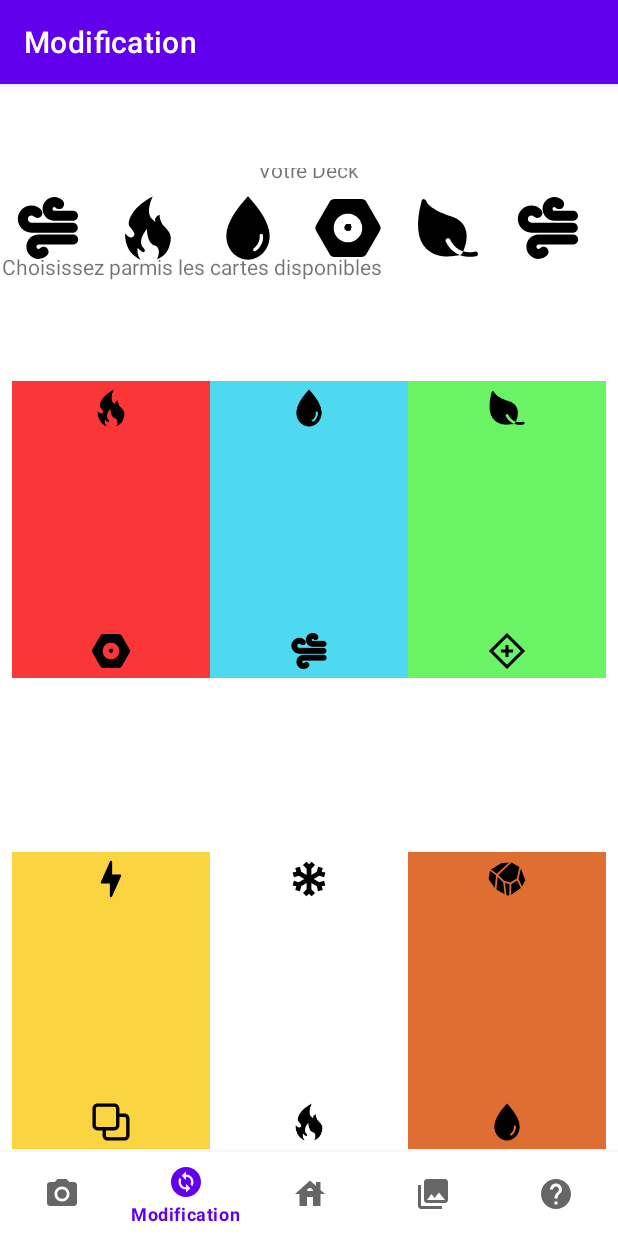
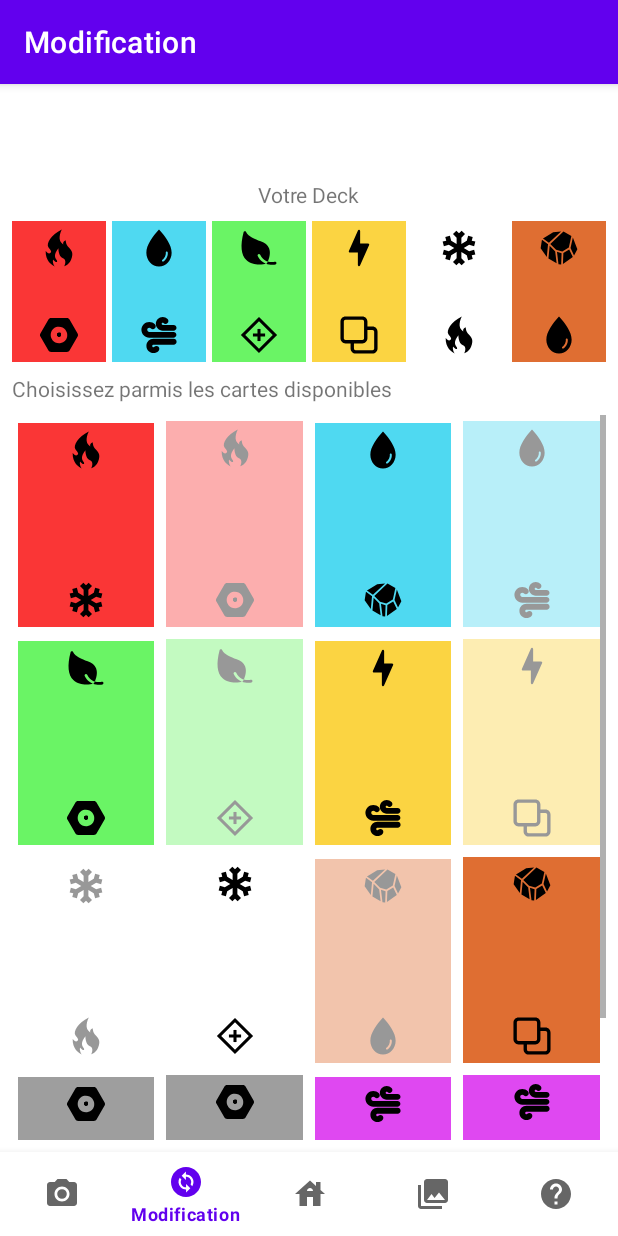
Before and after one commit to ArthurLeo04/AppMobile, an Android app: the CollectionFragment screen opened through its navigation route, item 2 of the bottom bar chosen, on a phone screen of 412 x 824 dp. Run offline under Robolectric (Android 15) with nearby library versions, the phone set to English and light mode, and no system bars; our stand-ins replace Room's generated code, navigation-ui.

Commit message:
Collection et modification ok

```diff
--- a/app/src/main/java/com/example/picturetocard/GameActivity.kt
+++ b/app/src/main/java/com/example/picturetocard/GameActivity.kt
@@ -20,6 +20,7 @@ import android.widget.PopupMenu
 import android.widget.TextView
 import androidx.appcompat.app.AlertDialog
 import androidx.appcompat.app.AppCompatActivity
+import androidx.constraintlayout.widget.ConstraintLayout
 import androidx.core.content.ContextCompat
 import com.example.picturetocard.PictureToCard
 import com.example.picturetocard.R
@@ -172,7 +173,7 @@ class GameActivity : AppCompatActivity() {
 
         }
         else {
-            val frameLayout = findViewById<FrameLayout>(R.id.pileDisplay)
+            val frameLayout = findViewById<ConstraintLayout>(R.id.pileDisplay)
             frameLayout.removeAllViews()
         }
     }
--- /dev/null
+++ b/app/src/main/java/com/example/picturetocard/database/CardComparator.kt
@@ -0,0 +1,13 @@
+package com.example.picturetocard.database
+
+class CardComparator : Comparator<CardEntity> {
+
+    override fun compare(p0: CardEntity, p1: CardEntity): Int { // Compare deux cartes
+        val firstComparison = p0.color.compareTo(p1.color)
+        return if (firstComparison != 0) {
+            firstComparison
+        } else {
+            p0.effet.compareTo(p1.effet)
+        }
+    }
+}
--- a/app/src/main/java/com/example/picturetocard/database/CardEntity.kt
+++ b/app/src/main/java/com/example/picturetocard/database/CardEntity.kt
@@ -20,6 +20,8 @@ data class CardEntity (
     var id: Int = 0
 
     fun toCard() : Card {
-        return Card(Colors.fromInt(color), Effets.fromInt(effet))
+        val res = Card(Colors.fromInt(color), Effets.fromInt(effet), id = id)
+        if (imagePath.isNotEmpty()) res.setImageBitmap(imagePath) // On ajoute l'image
+        return res
     }
 }
--- a/app/src/main/java/com/example/picturetocard/game/Card.kt
+++ b/app/src/main/java/com/example/picturetocard/game/Card.kt
@@ -1,11 +1,23 @@
 package com.example.picturetocard.game
 
 import android.graphics.Bitmap
+import android.graphics.BitmapFactory
 import android.os.Parcelable
 import android.os.Parcel
+import java.io.File
 
 class Card(
     val color: Colors,
     val effet: Effets,
-    val imageBitmap: Bitmap? = null
-)
+    var imageBitmap: Bitmap? = null,
+    val id : Int = 0
+) {
+    fun setImageBitmap(filePath: String) {
+        val file = File(filePath)
+        if (file.exists()) {
+            val options = BitmapFactory.Options()
+            options.inPreferredConfig = Bitmap.Config.ARGB_8888
+            imageBitmap = BitmapFactory.decodeFile(file.absolutePath, options)
+        }
+    }
+}
--- a/app/src/main/java/com/example/picturetocard/game/GameViewModel.kt
+++ b/app/src/main/java/com/example/picturetocard/game/GameViewModel.kt
@@ -261,6 +261,7 @@ class GameManager(
 
         // Remettre le score à 0
         score = 0
+        progressMatch = 0
 
         // Redonner le power up au joueurs
         playerUsedPowerUp = false
--- /dev/null
+++ b/app/src/main/java/com/example/picturetocard/ui/CardAdapter.kt
@@ -0,0 +1,91 @@
+package com.example.picturetocard.ui
+
+import android.view.LayoutInflater
+import android.view.View
+import android.view.ViewGroup
+import androidx.recyclerview.widget.RecyclerView
+import com.example.picturetocard.R
+import com.example.picturetocard.database.CardDatabase
+import com.example.picturetocard.database.CardEntity
+import com.example.picturetocard.database.CardInDeckEntity
+import com.example.picturetocard.ui.game.CarteFragment
+import com.example.picturetocard.ui.modification.ModificationFragment
+import kotlinx.coroutines.GlobalScope
+import kotlinx.coroutines.launch
+
+class CardAdapter(
+    private val cardList : List<CardEntity>,
+    private val database: CardDatabase,
+    private val deckId: Int,
+    private val modificationFragment: ModificationFragment? = null
+) : RecyclerView.Adapter<CardAdapter.ViewHolder>() {
+    private val listHolders = mutableListOf<ViewHolder>()
+
+    class ViewHolder(itemView: View) : RecyclerView.ViewHolder(itemView) {
+
+        suspend fun setAlpha(database : CardDatabase, deckId : Int, cardEntity: CardEntity) {
+            if (database.dao().isInDeck(deckId, cardEntity.id)) {
+                itemView.alpha = 0.4f
+            }
+            else {
+                itemView.alpha = 1f
+            }
+        }
+
+        fun addClick(
+            database: CardDatabase,
+            cardEntity: CardEntity,
+            deckId: Int,
+            modificationFragment: ModificationFragment
+        ) {
+            itemView.setOnClickListener {
+                GlobalScope.launch {
+                    if (!database.dao()
+                            .isInDeck(deckId, cardEntity.id)
+                    ) { // La carte n'est pas déjà dans le deck
+                        if (database.dao()
+                                .getCardsInDeck(deckId).size < 6
+                        ) { // Le deck n'est pas plein
+                            database.dao().insertCardInDeck(CardInDeckEntity(deckId, cardEntity.id))
+                            itemView.alpha = 0.4f
+                            modificationFragment.refreshDeck()
+                        }
+                    }
+                }
+            }
+        }
+
+
+    }
+
+    override fun onCreateViewHolder(parent: ViewGroup, viewType: Int): ViewHolder {
+        val itemView = LayoutInflater.from(parent.context).inflate(R.layout.card, parent, false)
+        val view = ViewHolder(itemView)
+        listHolders.add(view)
+        return view
+    }
+
+    override fun onBindViewHolder(holder: ViewHolder, position: Int) {
+        // Met à jour la vue de la carte avec les infos genre couleur, effet et image
+        CarteFragment.setInfosOnView(holder.itemView, cardList[position].toCard(), holder.itemView.context, 1f)
+
+        if (modificationFragment != null) {
+            // Met à jour l'alpha
+            GlobalScope.launch {
+                holder.setAlpha(database, deckId, cardList[position])
+            }
+            holder.addClick(database, cardList[position], deckId, modificationFragment)
+        }
+    }
+
+    override fun getItemCount(): Int {
+        return cardList.size
+    }
+
+    suspend fun refresh() {
+        for (position in listHolders.indices) {
+            listHolders[position].setAlpha(database, deckId, cardList[position])
+        }
+    }
+
+}
--- a/app/src/main/java/com/example/picturetocard/ui/CollectionManager.kt
+++ b/app/src/main/java/com/example/picturetocard/ui/CollectionManager.kt
@@ -4,36 +4,50 @@ import android.content.Context
 import android.view.View
 import android.widget.FrameLayout
 import android.widget.GridLayout
+import androidx.core.view.children
+import androidx.fragment.app.Fragment
 import androidx.fragment.app.FragmentManager
-import androidx.room.RoomDatabase
+import androidx.recyclerview.widget.GridLayoutManager
+import androidx.recyclerview.widget.RecyclerView
+import com.example.picturetocard.R
+import com.example.picturetocard.database.CardComparator
 import com.example.picturetocard.database.CardDatabase
+import com.example.picturetocard.database.CardEntity
+import com.example.picturetocard.ui.game.CarteFragment
+import com.example.picturetocard.ui.modification.ModificationFragment
+import java.util.Collections
 
-class CollectionManager {
 
-    companion object {
+open class CollectionManager : Fragment() {
 
-        suspend fun fillCollection(database: CardDatabase, context: Context, fragmentManager: FragmentManager, gridLayout: GridLayout) {
+    lateinit var recyclerView: RecyclerView
 
-            val cards = database.dao().getAllEntities()
+    suspend fun fillCollection(database: CardDatabase, view: View, idRecyclerView: Int,
+                               modifcationFragment : ModificationFragment? = null) {
+        recyclerView = view.findViewById(idRecyclerView)
 
-            //rempli le gridLayout
-            for (i in cards.indices) {
-                // Crée un containerId
-                val containerId = View.generateViewId()
-                // Crée un frame layout
-                val frameLayout = FrameLayout(context)
-                frameLayout.id = containerId
-                val params = GridLayout.LayoutParams()
-                params.columnSpec = GridLayout.spec(GridLayout.UNDEFINED, 1f)
-                params.rowSpec = GridLayout.spec(GridLayout.UNDEFINED, 1f)
-                frameLayout.layoutParams = params
-                // Ajoute un cardFragment
-                CardFragmentManager.setCardFrame(supportFragmentManager = fragmentManager,
-                    containerId, cards[i].toCard())
+        val nbeColomn = if (modifcationFragment != null) 4 else 2
+        val layoutManager: RecyclerView.LayoutManager = GridLayoutManager(requireContext(), nbeColomn)
 
-                gridLayout.addView(frameLayout)
-            }
-        }
+        recyclerView.layoutManager = layoutManager
 
+        recyclerView.addItemDecoration(
+            MarginItemDecoration(6)
+        )
+
+        val cards = database.dao().getAllEntities()
+        val deckId = database.dao().getIdFromFirstDeck()
+
+        // Trier la liste des cartes
+        Collections.sort(cards, CardComparator())
+
+        val adapter = CardAdapter(cards, database, deckId, modifcationFragment)
+        recyclerView.adapter = adapter
     }
+
+
+    suspend fun refreshCollection() {
+        (recyclerView.adapter as CardAdapter).refresh()
+    }
+
 }
--- /dev/null
+++ b/app/src/main/java/com/example/picturetocard/ui/MarginItemDecoration.kt
@@ -0,0 +1,20 @@
+package com.example.picturetocard.ui
+
+import android.graphics.Rect
+import android.view.View
+import androidx.recyclerview.widget.RecyclerView
+
+class MarginItemDecoration(private val spaceSize: Int) : RecyclerView.ItemDecoration() {
+    override fun getItemOffsets(
+        outRect: Rect, view: View,
+        parent: RecyclerView,
+        state: RecyclerView.State
+    ) {
+        with(outRect) {
+            top = spaceSize
+            left = spaceSize
+            right = spaceSize
+            bottom = spaceSize
+        }
+    }
+}
--- a/app/src/main/java/com/example/picturetocard/ui/collection/CollectionFragment.kt
+++ b/app/src/main/java/com/example/picturetocard/ui/collection/CollectionFragment.kt
@@ -4,24 +4,13 @@ import android.os.Bundle
 import android.view.LayoutInflater
 import android.view.View
 import android.view.ViewGroup
-import android.widget.FrameLayout
-import android.widget.GridLayout
-import android.widget.ImageView
-import androidx.fragment.app.Fragment
+import com.example.picturetocard.PictureToCard
 import com.example.picturetocard.R
+import com.example.picturetocard.ui.CollectionManager
+import kotlinx.coroutines.GlobalScope
+import kotlinx.coroutines.launch
 
-class CollectionFragment : Fragment() {
-
-    private val numberOfContainers = 6 // Remplacez cela par la variable dont vous disposez
-
-    private val iconResIds = intArrayOf(
-        R.drawable.air,
-        R.drawable.feu,
-        R.drawable.eau,
-        R.drawable.metal,
-        R.drawable.nature,
-        R.drawable.air
-    ) // Remplacez cela par les identifiants de ressources de vos icônes
+class CollectionFragment : CollectionManager() {
 
     override fun onCreateView(
         inflater: LayoutInflater,
@@ -29,32 +18,14 @@ class CollectionFragment : Fragment() {
         savedInstanceState: Bundle?
     ): View? {
         val view = inflater.inflate(R.layout.fragment_collection, container, false)
-        val gridLayout = view.findViewById<GridLayout>(R.id.gridLayout)
 
-        for (i in 0 until numberOfContainers) {
-            val containerId = View.generateViewId()
-            val frameLayout = FrameLayout(requireContext())
-            frameLayout.id = containerId
-            val params = GridLayout.LayoutParams()
-            params.columnSpec = GridLayout.spec(GridLayout.UNDEFINED, 1f)
-            params.rowSpec = GridLayout.spec(GridLayout.UNDEFINED, 1f)
-            frameLayout.layoutParams = params
+        val database = (requireActivity().application as PictureToCard).database
 
-            // Ajoutez un ImageView à chaque conteneur avec l'icône correspondante
-            val imageView = ImageView(requireContext())
-            imageView.setImageResource(iconResIds[i])
-
-            // Définissez la taille des ImageView ici (par exemple, 48dp x 48dp)
-            val imageSize = resources.getDimensionPixelSize(R.dimen.icon_size)
-            imageView.layoutParams = ViewGroup.LayoutParams(imageSize, imageSize)
-
-            frameLayout.addView(imageView)
-
-            gridLayout.addView(frameLayout)
+        GlobalScope.launch {
+            fillCollection(database, view, R.id.recyclerCollection)
         }
-
-
 
         return view
     }
+
 }
--- a/app/src/main/java/com/example/picturetocard/ui/game/CarteFragment.kt
+++ b/app/src/main/java/com/example/picturetocard/ui/game/CarteFragment.kt
@@ -1,5 +1,6 @@
 package com.example.picturetocard.ui.game
 
+import android.content.Context
 import android.graphics.Bitmap
 import android.os.Bundle
 import android.util.Log
@@ -23,7 +24,7 @@ import kotlinx.coroutines.flow.collect
 import kotlinx.coroutines.launch
 
 class CarteFragment(
-    private val card: Card,
+    private var card: Card,
     private val gameManager: GameManager? = null,
     private val positionInList: Int? = null
 ) : Fragment() {
@@ -35,23 +36,31 @@ class CarteFragment(
         // Gonfler le fichier XML de la carte
         view = inflater.inflate(R.layout.card, container, false)
 
+        fond = setInfosOnView(view, card, requireContext(), cardAlpha)
+
+        addClick()
+
+        return view
+    }
+
+    companion object {
+        fun setInfosOnView(view : View, card: Card, context : Context, cardAlpha : Float) : ConstraintLayout {
             // Obtenir les références des ImageView
             val imageView = view.findViewById<ImageView>(R.id.imageView)
             val couleurView = view.findViewById<ImageView>(R.id.couleurView)
             val effetView = view.findViewById<ImageView>(R.id.effetView)
-        fond = view.findViewById(R.id.fond)
+            val fond = view.findViewById<ConstraintLayout>(R.id.fond)
 
             couleurView.setImageResource(Colors.getIdFromColor(card.color))
             effetView.setImageResource(Effets.getIdFromEffet(card.effet))
 
             imageView.setImageBitmap(card.imageBitmap)
-        fond.setBackgroundColor(ContextCompat.getColor(requireContext(),
+            fond.setBackgroundColor(ContextCompat.getColor(context,
                 Colors.getStyleFromColor(card.color) ))
             fond.alpha = cardAlpha
 
-        addClick()
-
-        return view
+            return fond
+        }
     }
 
     private fun addClick() {
@@ -62,8 +71,6 @@ class CarteFragment(
                 }
             }
         }
-
-
     }
 
     fun setAlpha(alpha: Float) {
@@ -73,7 +80,16 @@ class CarteFragment(
         }
     }
 
+    fun getAlpha() : Float {return cardAlpha}
+
     fun getCard() : Card {
         return card
     }
+
+    fun setCard(card: Card, alpha: Float = 1f) {
+        this.card = card
+        setAlpha(alpha)
+        setInfosOnView(view, card, requireContext(), alpha)
+        addClick()
     }
+}
--- a/app/src/main/java/com/example/picturetocard/ui/modification/ModificationFragment.kt
+++ b/app/src/main/java/com/example/picturetocard/ui/modification/ModificationFragment.kt
@@ -8,9 +8,14 @@ import android.widget.FrameLayout
 import android.widget.GridLayout
 import android.widget.ImageView
 import androidx.fragment.app.Fragment
+import androidx.fragment.app.FragmentManager
 import androidx.lifecycle.lifecycleScope
 import com.example.picturetocard.PictureToCard
 import com.example.picturetocard.R
+import com.example.picturetocard.database.CardComparator
+import com.example.picturetocard.database.CardDatabase
+import com.example.picturetocard.database.CardEntity
+import com.example.picturetocard.database.CardInDeckEntity
 import com.example.picturetocard.game.Card
 import com.example.picturetocard.game.Colors
 import com.example.picturetocard.game.Effets
@@ -19,65 +24,105 @@ import com.example.picturetocard.ui.CollectionManager
 import com.example.picturetocard.ui.game.CarteFragment
 import kotlinx.coroutines.GlobalScope
 import kotlinx.coroutines.launch
+import java.util.Collections
 
-class ModificationFragment : Fragment() {
+class ModificationFragment : CollectionManager() {
 
-    private val handize = 6 // Remplacez cela par la variable dont vous disposez
+    private val deckFrameIds = intArrayOf(
+        R.id.carte1,
+        R.id.carte2,
+        R.id.carte3,
+        R.id.carte4,
+        R.id.carte5,
+        R.id.carte6
+    )
 
-    private val iconResIds = intArrayOf(
-        R.drawable.air,
-        R.drawable.feu,
-        R.drawable.eau,
-        R.drawable.metal,
-        R.drawable.nature,
-        R.drawable.air
-    ) // Remplacez cela par les identifiants de ressources de vos icônes
+    private lateinit var database : CardDatabase
+    private lateinit var view: View
+    private val listFragments = mutableListOf<CarteFragment>()
 
     override fun onCreateView(
         inflater: LayoutInflater,
         container: ViewGroup?,
         savedInstanceState: Bundle?
-    ): View? {
-        val view = inflater.inflate(R.layout.fragment_modification, container, false)
+    ): View {
+        view = inflater.inflate(R.layout.fragment_modification, container, false)
 
         //// Partie collection
 
-        // Trouver la GridLayout dans le nouveau layout
-        val gridLayout = view.findViewById<GridLayout>(R.id.gridLayout)
+        // Récupére les cartes
+        database = (requireActivity().application as PictureToCard).database
 
-        // Récupére les cartes
-        val database = (requireActivity().application as PictureToCard).database
-
+        val modificationFragment = this
         GlobalScope.launch {
-            CollectionManager.fillCollection(database, requireContext(), parentFragmentManager, gridLayout)
-        }
-
-        /////// Partie Deck
-
-        //Rempli les 6 Frame du deck
-        val deckFrameIds = intArrayOf(
-            R.id.carte1,
-            R.id.carte2,
-            R.id.carte3,
-            R.id.carte4,
-            R.id.carte5,
-            R.id.carte6
-        )
-
-        for (i in 0 until handize) {
-            val frameLayout = view.findViewById<FrameLayout>(deckFrameIds[i])
-
-            // Ajoutez un ImageView à chaque conteneur avec l'icône correspondante
-            val imageView = ImageView(requireContext())
-            imageView.setImageResource(iconResIds[i])
-
-            // Définissez la taille des ImageView ici (par exemple, 48dp x 48dp)
-            val imageSize = resources.getDimensionPixelSize(R.dimen.icon_size)
-            imageView.layoutParams = ViewGroup.LayoutParams(imageSize, imageSize)
-
-            frameLayout.addView(imageView)
+            fillCollection(database, view, R.id.recyclerModification , modifcationFragment = modificationFragment)
+            fillDeckView()
         }
 
         return view
     }
+
+    suspend fun fillDeckView() {
+
+        val deckId = database.dao().getIdFromFirstDeck()
+
+        // Récupére les ids
+
+
+        //Récupére le deck de 6 cartes
+        val cards = database.dao().getCardsInDeck(deckId)
+
+        // Trier la liste des cartes
+        Collections.sort(cards, CardComparator())
+
+        for (i in cards.indices) {
+            createFragmentForLayout(deckFrameIds[i], deckId, cards[i])
+        }
+
+    }
+
+    private fun createFragmentForLayout(idView : Int, deckId : Int, cardEntity: CardEntity) {
+        val layout : FrameLayout = view.findViewById(idView)
+
+        val carteFragment = CardFragmentManager.setCardFrame(supportFragmentManager = parentFragmentManager,
+            idView, cardEntity.toCard())
+
+        listFragments.add(carteFragment)
+
+        // Add click
+        layout.setOnClickListener {
+            GlobalScope.launch {
+                // On retire la carte du deck,
+                database.dao().deleteCardInDeck(deckId, carteFragment.getCard().id)
+
+                refreshDeck()
+                refreshCollection() // On met à jour l'affichage de la collection
+            }
+        }
+    }
+
+    suspend fun refreshDeck() {
+        // Retire de l'affichage toutes les vues puis les remets
+        for (fragment in listFragments) {
+            fragment.setAlpha(0f)
+        }
+
+        val deckId = database.dao().getIdFromFirstDeck()
+
+        //Récupére le deck de 6 cartes
+        val cards = database.dao().getCardsInDeck(deckId)
+
+        // Trier la liste des cartes
+        Collections.sort(cards, CardComparator())
+
+        for (i in cards.indices) {
+            if (i < listFragments.size) {
+                listFragments[i].setCard(cards[i].toCard())
+            }
+            else { // On dois créer la vue
+                createFragmentForLayout(deckFrameIds[i], deckId, cards[i])
+            }
+        }
+    }
+
 }
--- a/app/src/main/res/layout/card.xml
+++ b/app/src/main/res/layout/card.xml
@@ -2,8 +2,12 @@
 <androidx.constraintlayout.widget.ConstraintLayout xmlns:android="http://schemas.android.com/apk/res/android"
     xmlns:app="http://schemas.android.com/apk/res-auto"
     xmlns:tools="http://schemas.android.com/tools"
+    android:id="@+id/cardLayout"
     android:layout_width="match_parent"
-    android:layout_height="match_parent">
+    android:layout_height="wrap_content"
+    android:foregroundGravity="center"
+    app:layout_anchorGravity="center"
+    app:layout_gravity="center">
 
     <androidx.constraintlayout.widget.ConstraintLayout
         android:id="@+id/fond"
@@ -11,11 +15,14 @@
         android:layout_height="0dp"
         android:alpha="1"
         android:background="#2A7D85"
+        android:foregroundGravity="center"
         app:layout_constraintBottom_toBottomOf="parent"
         app:layout_constraintDimensionRatio="h,2:3"
         app:layout_constraintEnd_toEndOf="parent"
+        app:layout_constraintHorizontal_bias="0.0"
         app:layout_constraintStart_toStartOf="parent"
-        app:layout_constraintTop_toTopOf="parent">
+        app:layout_constraintTop_toTopOf="parent"
+        app:layout_constraintVertical_bias="1.0">
 
         <!-- Votre layout de carte existant -->
         <ImageView
--- a/app/src/main/res/layout/fragment_modification.xml
+++ b/app/src/main/res/layout/fragment_modification.xml
@@ -10,25 +10,43 @@
     <TextView
         android:id="@+id/textView"
         android:layout_width="wrap_content"
-        android:layout_height="wrap_content"
+        android:layout_height="19dp"
         android:layout_marginTop="8dp"
         android:text="Votre Deck"
-        app:layout_constraintBottom_toTopOf="parent"
         app:layout_constraintEnd_toEndOf="parent"
         app:layout_constraintStart_toStartOf="parent"
         app:layout_constraintTop_toTopOf="parent" />
+
+    <ScrollView
+        android:id="@+id/scrollView2"
+        android:layout_width="match_parent"
+        android:layout_height="0dp"
+        android:layout_marginStart="8dp"
+        android:layout_marginTop="8dp"
+        android:layout_marginEnd="8dp"
+        android:layout_marginBottom="64dp"
+        android:contentDescription="@string/contenu_d_filable"
+        app:layout_constraintBottom_toBottomOf="parent"
+        app:layout_constraintEnd_toEndOf="parent"
+        app:layout_constraintStart_toStartOf="parent"
+        app:layout_constraintTop_toBottomOf="@+id/textView2">
+
+        <androidx.recyclerview.widget.RecyclerView
+            android:id="@+id/recyclerModification"
+            android:layout_width="match_parent"
+            android:layout_height="wrap_content" />
+    </ScrollView>
 
     <FrameLayout
         android:id="@+id/carte1"
         android:layout_width="0dp"
         android:layout_height="wrap_content"
         android:layout_marginStart="8dp"
-        android:layout_marginTop="16dp"
+        android:layout_marginTop="8dp"
         android:layout_marginEnd="2dp"
         app:layout_constraintEnd_toStartOf="@+id/carte2"
         app:layout_constraintHorizontal_bias="0.5"
         app:layout_constraintStart_toStartOf="parent"
-        app:layout_constraintTop_toTopOf="parent"
         app:layout_constraintTop_toBottomOf="@+id/textView">
 
     </FrameLayout>
@@ -112,26 +130,10 @@
         android:id="@+id/textView2"
         android:layout_width="wrap_content"
         android:layout_height="wrap_content"
-        android:layout_marginEnd="156dp"
-        android:layout_marginBottom="17dp"
+        android:layout_marginStart="8dp"
+        android:layout_marginTop="8dp"
         android:text="Choisissez parmis les cartes disponibles"
-        app:layout_constraintBottom_toTopOf="@+id/gridLayout"
-        app:layout_constraintEnd_toEndOf="parent"
         app:layout_constraintStart_toStartOf="parent"
-        app:layout_constraintTop_toBottomOf="@+id/carte5" />
-
-    <GridLayout
-        android:id="@+id/gridLayout"
-        android:layout_width="0dp"
-        android:layout_height="0dp"
-        android:layout_marginStart="8dp"
-        android:layout_marginTop="20dp"
-        android:layout_marginEnd="8dp"
-        android:columnCount="3"
-        app:layout_constraintBottom_toBottomOf="parent"
-        app:layout_constraintEnd_toEndOf="parent"
-        app:layout_constraintStart_toStartOf="parent"
-        app:layout_constraintTop_toBottomOf="@+id/carte3"> <!-- Vous pouvez ajuster le nombre de colonnes selon vos besoins -->
-    </GridLayout>
+        app:layout_constraintTop_toBottomOf="@+id/carte1" />
 
 </androidx.constraintlayout.widget.ConstraintLayout>
--- a/app/src/main/res/values/strings.xml
+++ b/app/src/main/res/values/strings.xml
@@ -21,4 +21,5 @@
     <string name="tablesDesTypes">Tables des types</string>
     <string name="titreFragmentHelp">Aide</string>
     <string name="textHelp">Jouez des cartes pour gagner l\'avantage sur votre adversaire.\nLorsqu\'une carte est joué, elle vous fait gagnez un nombre de points correspondants à la résolution du type d\'attaque sur le type de défense (voir table ci-dessous).\nChaque carte a un élément en haut, et un effet en bas.\nUn fois par manche les joueurs peuvent utiliser l\'effet d\'une carte.\nUne fois qu\'un joueur arrive à trois point la manche s\'arrête.\nUne partie se déroule en trois manches.</string>
+    <string name="contenu_d_filable">Contenu défilable</string>
 </resources>
```
Also changed, not shown: app/src/main/java/com/example/picturetocard/database/CardDAO.kt (+10 -1 lines), app/src/main/java/com/example/picturetocard/game/Deck.kt (+11 -4 lines), app/src/main/res/layout/activity_game.xml (+10 -8 lines), app/src/main/res/layout/fragment_collection.xml (+11 -21 lines). Lines whose indentation alone changed are shown as unchanged.
